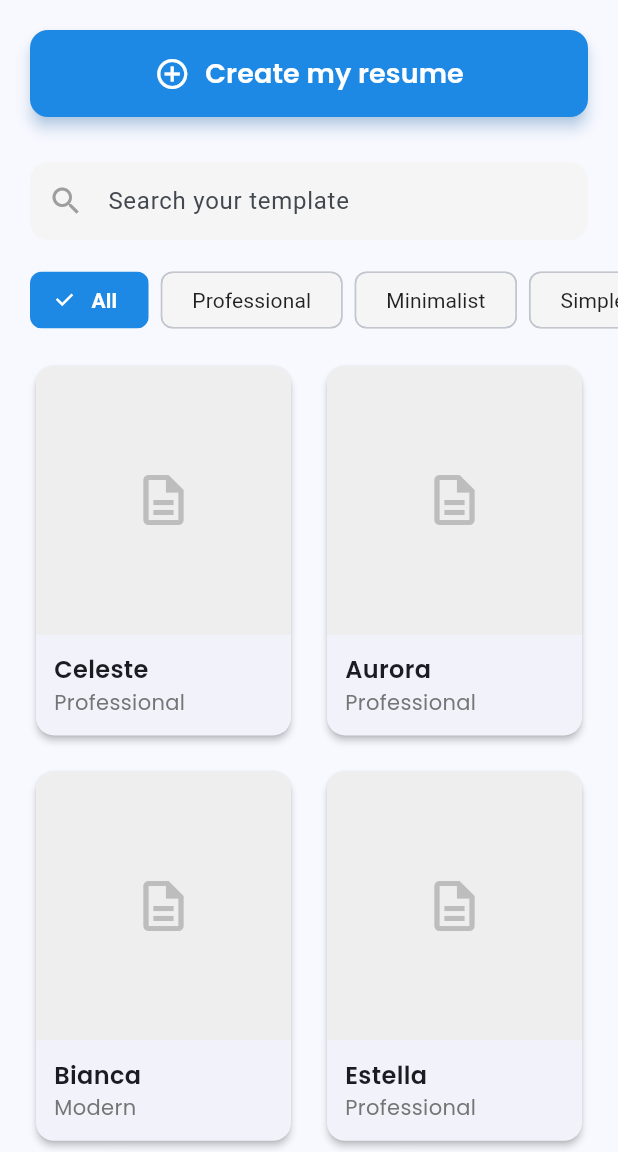
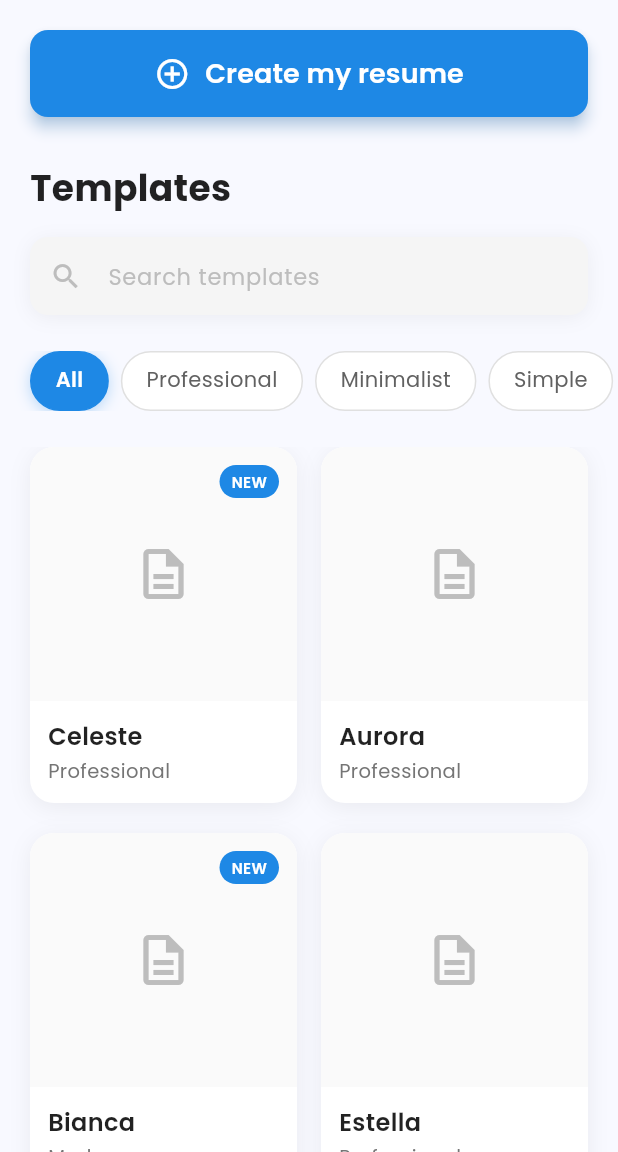
Before and after one commit to chamudithaperera/Flutter-Dart-project-07-Resume_Maker, a Flutter app: the screen it shows after launch, on a phone screen of 412 x 824 dp, the part 84-1236 px from its top. Run offline on Flutter 3.47's test engine with Material 3 defaults, Android fonts, the light colour scheme and no system bars; our stand-ins replace google_fonts.

Commit message:
Refactor home screen by replacing the previous layout with a dedicated TemplatesPage widget, streamlining the code and enhancing maintainability.

```diff
--- a/resume_maker/lib/screens/home_screen.dart
+++ b/resume_maker/lib/screens/home_screen.dart
@@ -1,5 +1,6 @@
 import 'package:flutter/material.dart';
 import 'package:google_fonts/google_fonts.dart';
+import 'templates_page.dart';
 
 class HomeScreen extends StatelessWidget {
   const HomeScreen({super.key});
@@ -56,146 +57,8 @@ class HomeScreen extends StatelessWidget {
 
           const SizedBox(height: 30),
 
-          // Search Bar
-          Padding(
-            padding: const EdgeInsets.symmetric(horizontal: 20.0),
-            child: TextField(
-              decoration: InputDecoration(
-                hintText: 'Search your template',
-                prefixIcon: const Icon(Icons.search, color: Colors.grey),
-                filled: true,
-                fillColor: Colors.grey[100],
-                border: OutlineInputBorder(
-                  borderRadius: BorderRadius.circular(12),
-                  borderSide: BorderSide.none,
-                ),
-                contentPadding: const EdgeInsets.symmetric(
-                  horizontal: 16,
-                  vertical: 14,
-                ),
-              ),
-            ),
-          ),
-
-          const SizedBox(height: 20),
-
-          // Template Categories
-          SizedBox(
-            height: 40,
-            child: ListView(
-              scrollDirection: Axis.horizontal,
-              padding: const EdgeInsets.symmetric(horizontal: 16),
-              children: [
-                _buildCategoryChip('All', true),
-                _buildCategoryChip('Professional', false),
-                _buildCategoryChip('Minimalist', false),
-                _buildCategoryChip('Simple', false),
-                _buildCategoryChip('Modern', false),
-              ],
-            ),
-          ),
-
-          const SizedBox(height: 20),
-
-          // Templates Grid
-          Expanded(
-            child: GridView.builder(
-              padding: const EdgeInsets.symmetric(horizontal: 20),
-              gridDelegate: const SliverGridDelegateWithFixedCrossAxisCount(
-                crossAxisCount: 2,
-                childAspectRatio: 0.7,
-                crossAxisSpacing: 16,
-                mainAxisSpacing: 16,
-              ),
-              itemCount: 6,
-              itemBuilder: (context, index) {
-                final templates = [
-                  {'name': 'Celeste', 'type': 'Professional'},
-                  {'name': 'Aurora', 'type': 'Professional'},
-                  {'name': 'Bianca', 'type': 'Modern'},
-                  {'name': 'Estella', 'type': 'Professional'},
-                  {'name': 'Sarah', 'type': 'Simple'},
-                  {'name': 'Monica', 'type': 'Minimalist'},
-                ];
-                return _buildTemplateCard(
-                  templates[index]['name']!,
-                  templates[index]['type']!,
-                );
-              },
-            ),
-          ),
-        ],
-      ),
-    );
-  }
-
-  Widget _buildCategoryChip(String label, bool isSelected) {
-    return Padding(
-      padding: const EdgeInsets.symmetric(horizontal: 4),
-      child: FilterChip(
-        label: Text(
-          label,
-          style: TextStyle(
-            color: isSelected ? Colors.white : Colors.black87,
-            fontWeight: isSelected ? FontWeight.bold : FontWeight.normal,
-          ),
-        ),
-        selected: isSelected,
-        onSelected: (bool selected) {},
-        backgroundColor: Colors.grey[100],
-        selectedColor: const Color(0xFF1E88E5),
-        checkmarkColor: Colors.white,
-        padding: const EdgeInsets.symmetric(horizontal: 12, vertical: 8),
-      ),
-    );
-  }
-
-  Widget _buildTemplateCard(String name, String type) {
-    return Card(
-      elevation: 2,
-      shape: RoundedRectangleBorder(borderRadius: BorderRadius.circular(12)),
-      child: Column(
-        crossAxisAlignment: CrossAxisAlignment.start,
-        children: [
-          Expanded(
-            child: Container(
-              decoration: BoxDecoration(
-                color: Colors.grey[200],
-                borderRadius: const BorderRadius.vertical(
-                  top: Radius.circular(12),
-                ),
-              ),
-              child: Center(
-                child: Icon(
-                  Icons.description_outlined,
-                  size: 40,
-                  color: Colors.grey[400],
-                ),
-              ),
-            ),
-          ),
-          Padding(
-            padding: const EdgeInsets.all(12),
-            child: Column(
-              crossAxisAlignment: CrossAxisAlignment.start,
-              children: [
-                Text(
-                  name,
-                  style: GoogleFonts.poppins(
-                    fontSize: 16,
-                    fontWeight: FontWeight.w600,
-                  ),
-                ),
-                Text(
-                  type,
-                  style: GoogleFonts.poppins(
-                    fontSize: 14,
-                    color: Colors.grey[600],
-                  ),
-                ),
-              ],
-            ),
-          ),
+          // Templates Section
+          const Expanded(child: TemplatesPage()),
         ],
       ),
     );
--- /dev/null
+++ b/resume_maker/lib/screens/templates_page.dart
@@ -0,0 +1,256 @@
+import 'package:flutter/material.dart';
+import 'package:google_fonts/google_fonts.dart';
+
+class TemplatesPage extends StatelessWidget {
+  const TemplatesPage({super.key});
+
+  @override
+  Widget build(BuildContext context) {
+    return Column(
+      crossAxisAlignment: CrossAxisAlignment.start,
+      children: [
+        // Title
+        Padding(
+          padding: const EdgeInsets.symmetric(horizontal: 20.0),
+          child: Text(
+            'Templates',
+            style: GoogleFonts.poppins(
+              fontSize: 24,
+              fontWeight: FontWeight.bold,
+              color: Colors.black87,
+            ),
+          ),
+        ),
+
+        const SizedBox(height: 16),
+
+        // Search Bar
+        Padding(
+          padding: const EdgeInsets.symmetric(horizontal: 20.0),
+          child: Container(
+            decoration: BoxDecoration(
+              color: Colors.grey[100],
+              borderRadius: BorderRadius.circular(12),
+              boxShadow: [
+                BoxShadow(
+                  color: Colors.black.withOpacity(0.05),
+                  blurRadius: 10,
+                  offset: const Offset(0, 2),
+                ),
+              ],
+            ),
+            child: TextField(
+              decoration: InputDecoration(
+                hintText: 'Search templates',
+                hintStyle: GoogleFonts.poppins(
+                  color: Colors.grey[400],
+                  fontSize: 15,
+                ),
+                prefixIcon: Icon(
+                  Icons.search,
+                  color: Colors.grey[400],
+                  size: 22,
+                ),
+                border: InputBorder.none,
+                contentPadding: const EdgeInsets.symmetric(
+                  horizontal: 16,
+                  vertical: 14,
+                ),
+              ),
+            ),
+          ),
+        ),
+
+        const SizedBox(height: 24),
+
+        // Template Categories
+        SizedBox(
+          height: 40,
+          child: ListView(
+            scrollDirection: Axis.horizontal,
+            padding: const EdgeInsets.symmetric(horizontal: 16),
+            children: [
+              _buildCategoryChip('All', true),
+              _buildCategoryChip('Professional', false),
+              _buildCategoryChip('Minimalist', false),
+              _buildCategoryChip('Simple', false),
+              _buildCategoryChip('Modern', false),
+              _buildCategoryChip('Creative', false),
+            ],
+          ),
+        ),
+
+        const SizedBox(height: 24),
+
+        // Templates Grid
+        Expanded(
+          child: GridView.builder(
+            padding: const EdgeInsets.symmetric(horizontal: 20),
+            gridDelegate: const SliverGridDelegateWithFixedCrossAxisCount(
+              crossAxisCount: 2,
+              childAspectRatio: 0.75,
+              crossAxisSpacing: 16,
+              mainAxisSpacing: 20,
+            ),
+            itemCount: 6,
+            itemBuilder: (context, index) {
+              final templates = const [
+                {'name': 'Celeste', 'type': 'Professional', 'new': true},
+                {'name': 'Aurora', 'type': 'Professional', 'new': false},
+                {'name': 'Bianca', 'type': 'Modern', 'new': true},
+                {'name': 'Estella', 'type': 'Professional', 'new': false},
+                {'name': 'Sarah', 'type': 'Simple', 'new': false},
+                {'name': 'Monica', 'type': 'Minimalist', 'new': true},
+              ];
+              final template = templates[index];
+              return _buildTemplateCard(
+                template['name'] as String,
+                template['type'] as String,
+                template['new'] as bool,
+              );
+            },
+          ),
+        ),
+      ],
+    );
+  }
+
+  Widget _buildCategoryChip(String label, bool isSelected) {
+    return Padding(
+      padding: const EdgeInsets.symmetric(horizontal: 4),
+      child: Material(
+        color: Colors.transparent,
+        child: InkWell(
+          onTap: () {},
+          borderRadius: BorderRadius.circular(20),
+          child: Container(
+            padding: const EdgeInsets.symmetric(horizontal: 16, vertical: 8),
+            decoration: BoxDecoration(
+              color: isSelected ? const Color(0xFF1E88E5) : Colors.white,
+              borderRadius: BorderRadius.circular(20),
+              border: Border.all(
+                color: isSelected ? const Color(0xFF1E88E5) : Colors.grey[300]!,
+              ),
+              boxShadow:
+                  isSelected
+                      ? [
+                        BoxShadow(
+                          color: const Color(0xFF1E88E5).withOpacity(0.3),
+                          blurRadius: 8,
+                          offset: const Offset(0, 2),
+                        ),
+                      ]
+                      : null,
+            ),
+            child: Text(
+              label,
+              style: GoogleFonts.poppins(
+                color: isSelected ? Colors.white : Colors.grey[700],
+                fontWeight: isSelected ? FontWeight.w600 : FontWeight.normal,
+                fontSize: 14,
+              ),
+            ),
+          ),
+        ),
+      ),
+    );
+  }
+
+  Widget _buildTemplateCard(String name, String type, bool isNew) {
+    return Material(
+      color: Colors.transparent,
+      child: InkWell(
+        onTap: () {},
+        borderRadius: BorderRadius.circular(16),
+        child: Container(
+          decoration: BoxDecoration(
+            color: Colors.white,
+            borderRadius: BorderRadius.circular(16),
+            boxShadow: [
+              BoxShadow(
+                color: Colors.black.withOpacity(0.06),
+                blurRadius: 12,
+                offset: const Offset(0, 3),
+              ),
+            ],
+          ),
+          child: Column(
+            crossAxisAlignment: CrossAxisAlignment.start,
+            children: [
+              // Template Preview
+              Expanded(
+                child: Container(
+                  decoration: BoxDecoration(
+                    color: Colors.grey[50],
+                    borderRadius: const BorderRadius.vertical(
+                      top: Radius.circular(16),
+                    ),
+                  ),
+                  child: Stack(
+                    children: [
+                      Center(
+                        child: Icon(
+                          Icons.description_outlined,
+                          size: 40,
+                          color: Colors.grey[400],
+                        ),
+                      ),
+                      if (isNew)
+                        Positioned(
+                          top: 12,
+                          right: 12,
+                          child: Container(
+                            padding: const EdgeInsets.symmetric(
+                              horizontal: 8,
+                              vertical: 4,
+                            ),
+                            decoration: BoxDecoration(
+                              color: const Color(0xFF1E88E5),
+                              borderRadius: BorderRadius.circular(12),
+                            ),
+                            child: Text(
+                              'NEW',
+                              style: GoogleFonts.poppins(
+                                color: Colors.white,
+                                fontSize: 10,
+                                fontWeight: FontWeight.w600,
+                              ),
+                            ),
+                          ),
+                        ),
+                    ],
+                  ),
+                ),
+              ),
+              // Template Info
+              Padding(
+                padding: const EdgeInsets.all(12),
+                child: Column(
+                  crossAxisAlignment: CrossAxisAlignment.start,
+                  children: [
+                    Text(
+                      name,
+                      style: GoogleFonts.poppins(
+                        fontSize: 16,
+                        fontWeight: FontWeight.w600,
+                        color: Colors.black87,
+                      ),
+                    ),
+                    const SizedBox(height: 2),
+                    Text(
+                      type,
+                      style: GoogleFonts.poppins(
+                        fontSize: 13,
+                        color: Colors.grey[600],
+                      ),
+                    ),
+                  ],
+                ),
+              ),
+            ],
+          ),
+        ),
+      ),
+    );
+  }
+}
```
